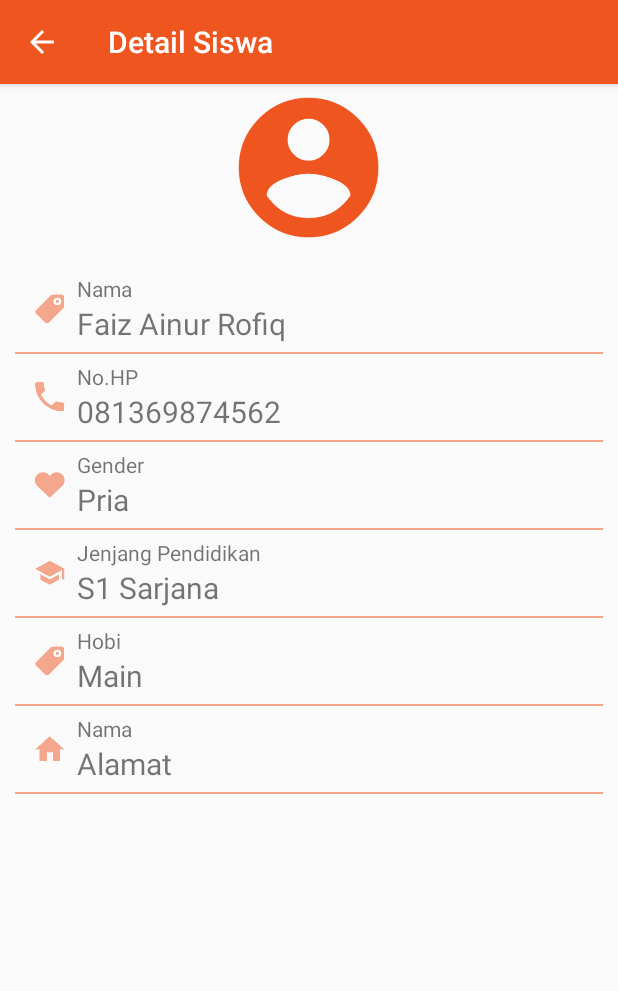
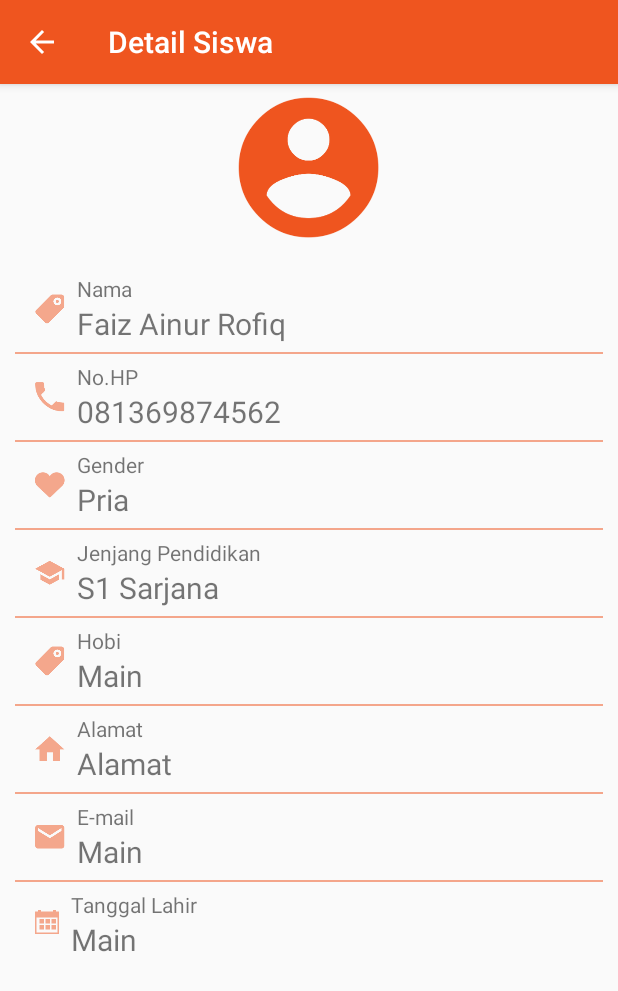
Before and after one commit to faizainur/SekolahKu, an Android app: the DetailActivity screen opened directly, with no data from a screen before it, on a phone screen of 412 x 824 dp. Shown: the top 991 px of the screen. Run offline under Robolectric (Android 15) with nearby library versions, the phone set to English and light mode, and no system bars.

Commit message:
Adding some minor change

```diff
--- a/app/src/main/java/com/jurnalit/sekolahku/DetailActivity.java
+++ b/app/src/main/java/com/jurnalit/sekolahku/DetailActivity.java
@@ -25,6 +25,8 @@ public class DetailActivity extends AppCompatActivity {
         TextView etJenjang = findViewById(R.id.et_jenjang_detail);
         TextView etAlamat = findViewById(R.id.et_alamat_detail);
         TextView etHobi = findViewById(R.id.et_hobi_detail);
+        TextView etEmail = findViewById(R.id.et_email_detail);
+        TextView etTanggalLahir = findViewById(R.id.et_tgl_lahir_detail);
 
         StudentDataSource dataSource = new StudentDataSource(this);
 
@@ -33,13 +35,15 @@ public class DetailActivity extends AppCompatActivity {
             Student student = dataSource.getStudent(id);
             dataSource.close();
 
-            setTitle(student.getNamaDepan());
+            //setTitle(student.getNamaDepan());
             etNama.setText(student.getNamaDepan() + " " + student.getNamaBelakang());
             etGender.setText(student.getGender());
             etHobi.setText(student.getHobi());
             etNohp.setText(student.getNoHp());
             etJenjang.setText(student.getJenjang());
             etAlamat.setText(student.getAlamat());
+            etEmail.setText(student.getEmail());
+            etTanggalLahir.setText(student.getTanggalLahir());
         }
 
 
--- a/app/src/main/java/com/jurnalit/sekolahku/ListActivity.java
+++ b/app/src/main/java/com/jurnalit/sekolahku/ListActivity.java
@@ -30,7 +30,6 @@ public class ListActivity extends AppCompatActivity {
     ListView listView;
     long id;
     ArrayList<Student> students = new ArrayList<>();
-    ArrayList<String> studentData = new ArrayList<>();
 
 
     @Override
@@ -39,12 +38,13 @@ public class ListActivity extends AppCompatActivity {
         setContentView(R.layout.activity_list);
         // Casting list view
         listView = findViewById(R.id.lv_students);
+
         dataSource.open();
         studentList = dataSource.getAllStudent();
         Log.d("ListActivity", "studentList " + studentList.size());
         getData();
-        int sz = studentData.size();
-        Log.d("ListActivity", "Size = " + sz);
+        dataSource.close();
+
 
     }
 
@@ -77,30 +77,31 @@ public class ListActivity extends AppCompatActivity {
     }
     private void getData(){
         List<Student>studentList = dataSource.getAllStudent();
+//        ArrayList<Student> students2 = new ArrayList<>();
 
 
         for (int i = 0; i < studentList.size(); i++){
             student = studentList.get(i);
-//            id = student.getId();
+            // region UNNECESSERY CODE HERE
+            // Writen in the course documentation (ppt file)
 //            studentData.add(student.getNamaDepan() + " " + student.getNamaBelakang());
 //            studentData.add(student.getGender());
 //            studentData.add(student.getNoHp());
 //            studentData.add(student.getJenjang());
-
-
-
-
-
+            // endregion
             students.add(student);
         }
+        // Changed to constant variable
 
         final StudentItemAdapter adapter = new StudentItemAdapter(ListActivity.this, students);
-
+        adapter.notifyDataSetChanged();
         listView.setOnItemClickListener(new AdapterView.OnItemClickListener() {
             @Override
             public void onItemClick(AdapterView<?> parent, View view, int position, long id) {
                 Intent intent = new Intent(getApplicationContext(), DetailActivity.class);
                 id = adapter.getItemId(position);
+                // Parsing id from long to integer caused by the result of getItemId() method is a long data
+                // and the requirement for get method is an integer data
                 Integer i = (int) (long) id;
                 student = students.get(i);
 //                Log.d("ListActivity", "id = " + id);
@@ -108,17 +109,22 @@ public class ListActivity extends AppCompatActivity {
                 startActivity(intent);
             }
         });
-        adapter.notifyDataSetChanged();
+
 
         listView.setAdapter(adapter);
 //        listView.setOnItemClickListener(this);
     }
     private void clearData(){
         dataSource.deleteAllData();
+        students.clear();
+        dataSource.open();
+        studentList = dataSource.getAllStudent();
+        Log.d("ListActivity", "studentList " + studentList.size());
         getData();
+        dataSource.close();
 
     }
 //    public void studentItemsClicked(){
-//
+        // TODO
 //    }
 }
--- a/app/src/main/res/layout/activity_detail.xml
+++ b/app/src/main/res/layout/activity_detail.xml
@@ -24,6 +24,10 @@
             android:layout_height="match_parent"
             android:layout_weight="1"/>
     </LinearLayout>
+    <ScrollView
+        android:layout_width="match_parent"
+        android:layout_height="wrap_content"
+        android:fillViewport="true">
         <LinearLayout
             android:layout_width="match_parent"
             android:layout_height="wrap_content"
@@ -217,7 +221,7 @@
                     android:layout_width="match_parent"
                     android:layout_height="wrap_content"
                     android:layout_toRightOf="@+id/img_view_alamat_detail"
-                android:text="Nama"
+                    android:text="Alamat"
                     android:id="@+id/et_alamat_detail_label"/>
                 <TextView
                     android:layout_width="match_parent"
@@ -235,5 +239,69 @@
                 android:layout_height="1dip"
                 android:layout_centerVertical ="true"
                 android:layout_alignParentTop="true"/>
+            <!--region email-->
+            <RelativeLayout
+                android:layout_width="match_parent"
+                android:layout_height="wrap_content"
+                android:layout_margin="5dp">
+                <ImageView
+                    android:paddingTop="5sp"
+                    android:layout_width="wrap_content"
+                    android:layout_height="wrap_content"
+                    android:src="@drawable/ic_account_detail_email_orange"
+                    android:layout_alignParentTop="true"
+                    android:id="@+id/img_view_email_detail"/>
+                <TextView
+                    android:layout_width="match_parent"
+                    android:layout_height="wrap_content"
+                    android:layout_toRightOf="@+id/img_view_email_detail"
+                    android:text="E-mail"
+                    android:id="@+id/et_email_detail_label"/>
+                <TextView
+                    android:layout_width="match_parent"
+                    android:layout_height="wrap_content"
+                    android:layout_toRightOf="@+id/img_view_email_detail"
+                    android:text="Main"
+                    android:layout_below="@+id/et_email_detail_label"
+                    android:textSize="20sp"
+                    android:id="@+id/et_email_detail"/>
+            </RelativeLayout>
+            <!--endregion-->
+            <View
+                android:background="#80ef551f"
+                android:layout_width = "fill_parent"
+                android:layout_height="1dip"
+                android:layout_centerVertical ="true"
+                android:layout_alignParentTop="true"/>
+            <!--region tanggal lahir-->
+            <RelativeLayout
+                android:layout_width="match_parent"
+                android:layout_height="wrap_content"
+                android:layout_margin="5dp">
+                <ImageView
+                    android:paddingTop="5sp"
+                    android:layout_width="wrap_content"
+                    android:layout_height="wrap_content"
+                    android:src="@drawable/ic_account_birth_detail"
+                    android:layout_alignParentTop="true"
+                    android:id="@+id/img_view_tgl_lahir_detail"/>
+                <TextView
+                    android:layout_width="match_parent"
+                    android:layout_height="wrap_content"
+                    android:layout_toRightOf="@+id/img_view_tgl_lahir_detail"
+                    android:text="Tanggal Lahir"
+                    android:id="@+id/et_tgl_lahir_detail_label"/>
+                <TextView
+                    android:layout_width="match_parent"
+                    android:layout_height="wrap_content"
+                    android:layout_toRightOf="@+id/img_view_tgl_lahir_detail"
+                    android:text="Main"
+                    android:layout_below="@+id/et_tgl_lahir_detail_label"
+                    android:textSize="20sp"
+                    android:id="@+id/et_tgl_lahir_detail"/>
+            </RelativeLayout>
+            <!--endregion-->
         </LinearLayout>
+    </ScrollView>
+
 </LinearLayout>
--- a/app/src/main/res/layout/activity_form_actvity.xml
+++ b/app/src/main/res/layout/activity_form_actvity.xml
@@ -18,7 +18,8 @@
             android:layout_width="wrap_content"
             android:layout_height="wrap_content"
             android:hint="Nama Depan"
-            android:layout_marginTop="5sp"/>
+            android:layout_marginTop="5sp"
+            android:inputType="textPersonName"/>
         <EditText
             android:id="@+id/et_back_name"
             android:layout_weight="1"
@@ -26,7 +27,7 @@
             android:layout_height="wrap_content"
             android:hint="Nama Belakang"
             android:layout_marginTop="5sp"
-            />
+            android:inputType="textPersonName"/>
     </LinearLayout>
     <EditText
         android:id="@+id/et_phone"
@@ -139,7 +140,7 @@
         android:hint="Tanggal Lahir"
         android:clickable="true"
         android:focusable="false"
-        android:inputType="none"/>
+        android:inputType="date"/>
     <!--<Button-->
         android:id="@+id/btn_simpan"
         android:layout_width="match_parent"
```
Also changed, not shown: app/src/main/res/drawable-hdpi/ic_account_birth_detail.png (added), app/src/main/res/drawable-mdpi/ic_account_birth_detail.png (added), app/src/main/res/drawable-xhdpi/ic_account_birth_detail.png (added), app/src/main/res/drawable-xxhdpi/ic_account_birth_detail.png (added), app/src/main/res/drawable-xxxhdpi/ic_account_birth_detail.png (added). Lines whose indentation alone changed are shown as unchanged.
